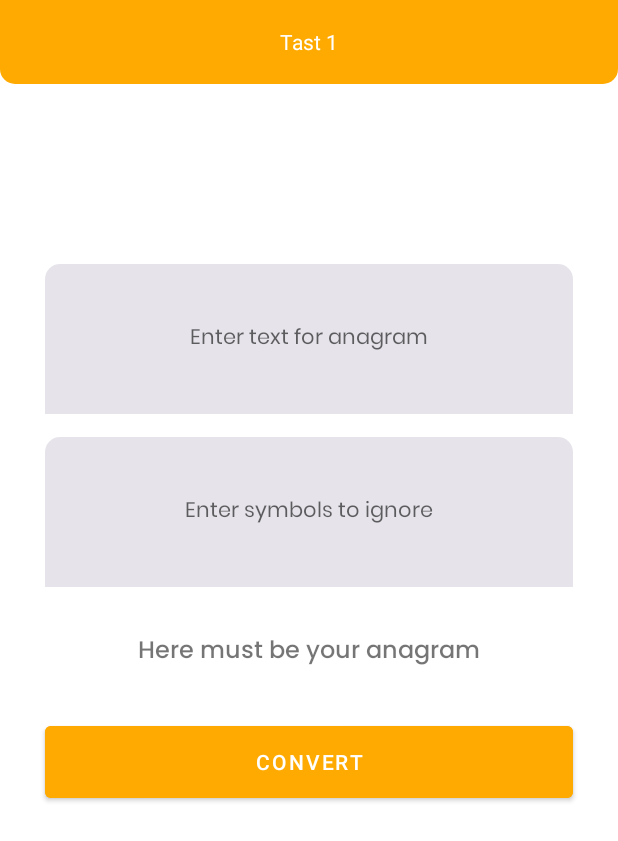
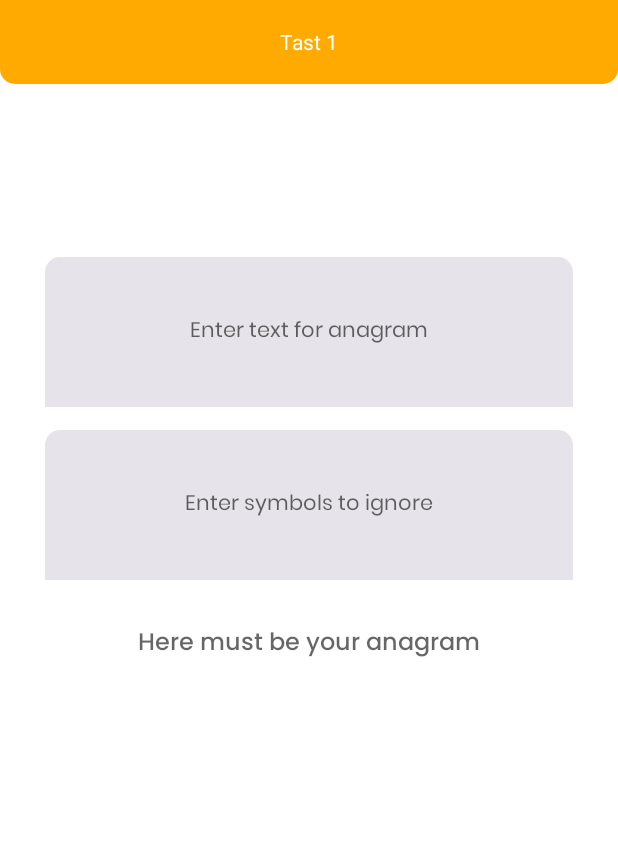
Before and after one commit to tvink28/Anagram, an Android app: the layout activity_main.xml on its own in the app's theme, with its tools: preview values and no code run, on a phone screen of 412 x 824 dp. Shown: the top 841 px of the screen. Run offline under Robolectric (Android 15) with nearby library versions, the phone set to English and light mode, and no system bars.

Commit message:
Second commit

```diff
--- a/app/src/main/AndroidManifest.xml
+++ b/app/src/main/AndroidManifest.xml
@@ -6,9 +6,9 @@
         android:allowBackup="true"
         android:dataExtractionRules="@xml/data_extraction_rules"
         android:fullBackupContent="@xml/backup_rules"
-        android:icon="@mipmap/ic_launcher"
-        android:label="@string/app_name"
-        android:roundIcon="@mipmap/ic_launcher_round"
+        android:icon="@drawable/icon_for_app"
+        android:label=""
+        android:roundIcon="@drawable/icon_for_app"
         android:supportsRtl="true"
         android:theme="@style/Theme.Tast1"
         tools:targetApi="31">
--- a/app/src/main/res/layout/activity_main.xml
+++ b/app/src/main/res/layout/activity_main.xml
@@ -1,5 +1,5 @@
 <?xml version="1.0" encoding="utf-8"?>
-<RelativeLayout xmlns:android="http://schemas.android.com/apk/res/android"
+<androidx.constraintlayout.widget.ConstraintLayout xmlns:android="http://schemas.android.com/apk/res/android"
     xmlns:app="http://schemas.android.com/apk/res-auto"
     xmlns:tools="http://schemas.android.com/tools"
     android:layout_width="match_parent"
@@ -33,58 +33,64 @@
     </androidx.appcompat.widget.Toolbar>
 
     <EditText
-        android:id="@+id/input_1"
+        android:id="@+id/text_for_anagram"
         android:layout_width="match_parent"
         android:layout_height="100dp"
         android:layout_below="@+id/toolbar"
         android:layout_marginHorizontal="30dp"
+        android:layout_marginStart="30dp"
+        android:layout_marginTop="115dp"
+        android:layout_marginEnd="30dp"
+        android:background="@drawable/input_bg"
         android:fontFamily="@font/poppins"
-        android:layout_marginTop="120dp"
         android:gravity="center"
-        android:background="@drawable/input_bg"
-        android:hint="@string/anagram_hint"
+        android:hint="@string/text_for_anagram_hint"
+        android:importantForAutofill="no"
         android:inputType="textMultiLine"
         android:textSize="14sp"
-        android:importantForAutofill="no" />
+        app:layout_constraintEnd_toEndOf="parent"
+        app:layout_constraintStart_toStartOf="parent"
+        app:layout_constraintTop_toBottomOf="@+id/toolbar"
+        tools:ignore="MissingConstraints" />
 
     <EditText
-        android:id="@+id/input_2"
+        android:id="@+id/filter_anagram"
         android:layout_width="match_parent"
         android:layout_height="100dp"
-        android:layout_below="@+id/input_1"
+        android:layout_below="@+id/text_for_anagram"
+        android:layout_marginHorizontal="30dp"
+        android:layout_marginStart="30dp"
+        android:layout_marginTop="15dp"
+        android:layout_marginEnd="30dp"
+        android:background="@drawable/input_bg"
         android:fontFamily="@font/poppins"
-        android:layout_marginHorizontal="30dp"
-        android:layout_marginTop="15dp"
         android:gravity="center"
-        android:background="@drawable/input_bg"
         android:hint="@string/filter_anagram_hint"
+        android:importantForAutofill="no"
         android:inputType="textMultiLine"
         android:textSize="14sp"
-        android:importantForAutofill="no" />
+        app:layout_constraintEnd_toEndOf="parent"
+        app:layout_constraintStart_toStartOf="parent"
+        app:layout_constraintTop_toBottomOf="@+id/text_for_anagram"
+        tools:ignore="MissingConstraints" />
 
     <TextView
-        android:id="@+id/recover_pas"
+        android:id="@+id/text_anagram"
         android:layout_width="match_parent"
         android:layout_height="wrap_content"
-        android:layout_below="@id/input_2"
+        android:layout_below="@id/filter_anagram"
         android:layout_marginHorizontal="30dp"
-        android:layout_marginTop="30dp"
+        android:layout_marginTop="29dp"
         android:fontFamily="@font/poppins_medium"
         android:gravity="center_horizontal"
-        android:text="@string/recover_pas"
-        android:textSize="16sp" />
-    <Button
-        android:layout_width="match_parent"
-        android:id="@+id/btn_convert"
-        android:layout_height="60dp"
-        android:text="@string/btn_txt"
-        android:layout_below="@id/recover_pas"
-        android:layout_marginHorizontal="30dp"
-        android:layout_marginTop="30dp"
-        android:backgroundTint="@color/status_bar"
+        android:hint="@string/anagram_result"
+        android:textSize="16sp"
+        app:layout_constraintEnd_toEndOf="parent"
+        app:layout_constraintStart_toStartOf="parent"
+        app:layout_constraintTop_toBottomOf="@+id/filter_anagram"
+        tools:ignore="MissingConstraints" />
 
 
-        />
 
 
-</RelativeLayout>
+</androidx.constraintlayout.widget.ConstraintLayout>
--- a/app/src/main/res/values/strings.xml
+++ b/app/src/main/res/values/strings.xml
@@ -1,7 +1,7 @@
 <resources>
     <string name="app_name">Tast 1</string>
-    <string name="anagram_hint">Enter text for anagram</string>
+    <string name="text_for_anagram_hint">Enter text for anagram</string>
     <string name="filter_anagram_hint">Enter symbols to ignore</string>
-    <string name="recover_pas">Here must be your anagram</string>
+    <string name="anagram_result">Here must be your anagram</string>
     <string name="btn_txt">convert</string>
 </resources>
```
Also changed, not shown: app/src/main/java/com/example/tast1/MainActivity.java (+31 -26 lines), app/src/main/java/com/example/tast1/Reverse.java (+55 -15 lines), app/src/main/res/drawable/icon_for_app.xml (added, +13 -0 lines).
